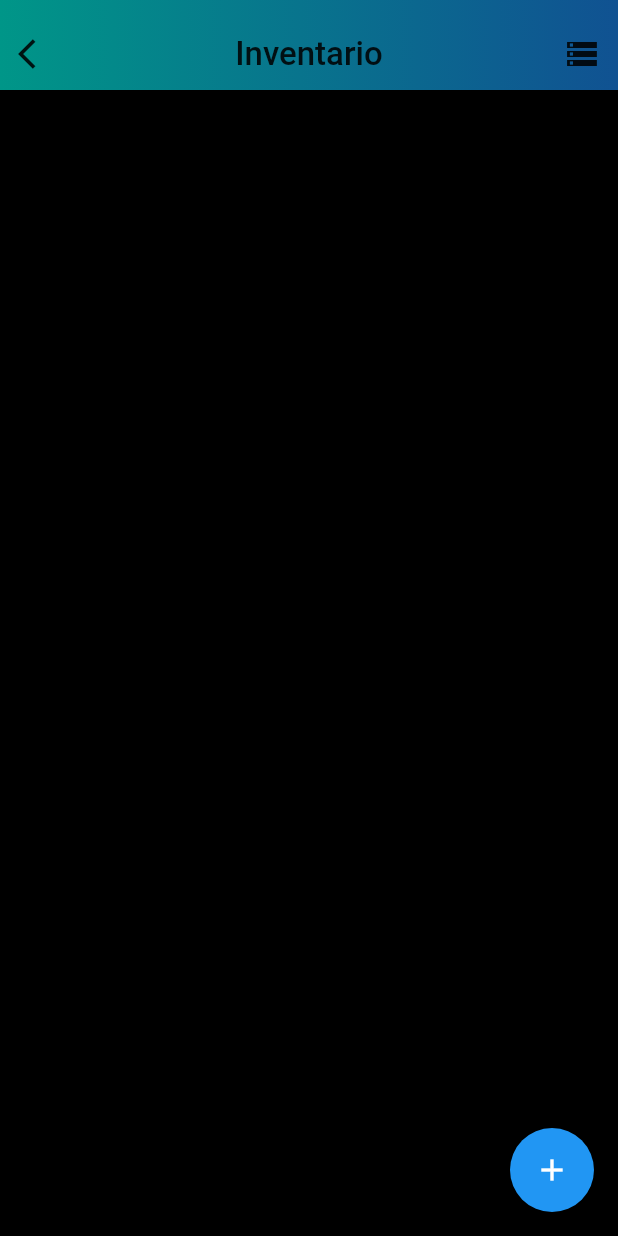
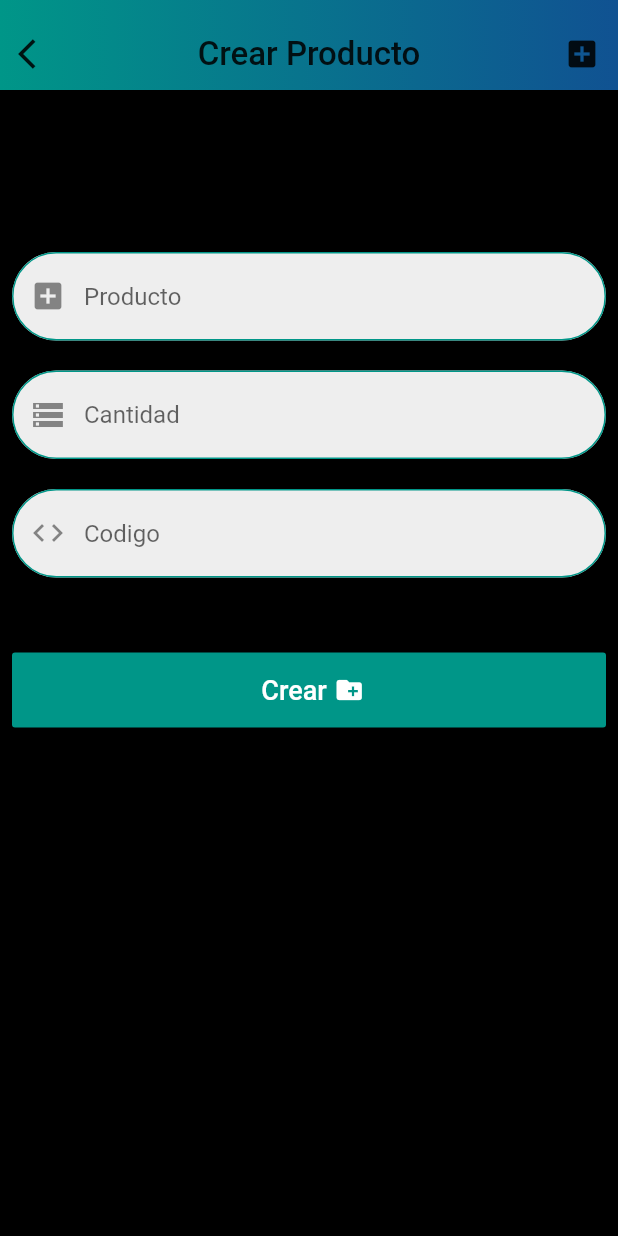
Before and after one commit to joosue72/opticassl-, a Flutter app: the Inventario screen opened directly, after a tap on the "add" icon, on a phone screen of 412 x 824 dp. Run offline on Flutter 3.47's test engine with Material 2 defaults, Android fonts, the phone set to English and light mode, and no system bars; our stand-ins replace cloud_firestore, font_awesome_flutter, lite_rolling_switch, simple_animations; accounts and stored records are empty.

Commit message:
Version 1.0.2

```diff
--- /dev/null
+++ b/opticassl/lib/NuevoProducto.dart
@@ -0,0 +1,200 @@
+import 'package:flutter/material.dart';
+import 'package:cloud_firestore/cloud_firestore.dart';
+import 'package:opticassl/Inventario.dart';
+
+
+ class NuevoProducto extends StatefulWidget {
+  NuevoProducto({Key key}) : super(key: key);
+
+  @override
+  _NuevoProductoState createState() => _NuevoProductoState();
+}
+
+final db = Firestore.instance;
+  String id;
+  String producto;
+  dynamic  cantidad;
+  String codigo;
+  TextEditingController _textFieldController = TextEditingController();
+  TextEditingController _textCodigo = TextEditingController();
+  TextEditingController _textCantidad = TextEditingController();
+
+class _NuevoProductoState extends State<NuevoProducto> {
+
+  TextFormField buildTextFormFieldNombre() {
+
+    return TextFormField(
+                keyboardType: TextInputType.text,
+                controller: _textFieldController,
+            decoration: InputDecoration(
+              enabledBorder: OutlineInputBorder(
+                 borderSide: BorderSide(color: Color(0xFF009688)),
+                 borderRadius: BorderRadius.all(Radius.circular(30))
+              ),
+              focusedBorder: OutlineInputBorder(
+                 borderSide: BorderSide(color: Colors.transparent),
+                 borderRadius: BorderRadius.all(Radius.circular(30))
+                 ),
+                 prefixIcon: Icon(Icons.add_box),
+                 hintText: "Producto",
+                 filled: true,
+                 fillColor: Colors.grey[200]
+            ),
+
+            );
+  }
+
+  TextFormField buildTextFormFieldCantidad() {
+
+    return TextFormField(
+                keyboardType: TextInputType.text,
+                controller: _textCantidad,
+            decoration: InputDecoration(
+              enabledBorder: OutlineInputBorder(
+                 borderSide: BorderSide(color: Color(0xFF009688)),
+                 borderRadius: BorderRadius.all(Radius.circular(30))
+              ),
+              focusedBorder: OutlineInputBorder(
+                 borderSide: BorderSide(color: Colors.transparent),
+                 borderRadius: BorderRadius.all(Radius.circular(30))
+                 ),
+                 prefixIcon: Icon(Icons.storage),
+                 hintText: "Cantidad",
+                 filled: true,
+                 fillColor: Colors.grey[200]
+            ),
+
+            );
+  }
+
+  TextFormField buildTextFormFieldCodigo() {
+
+    return TextFormField(
+                keyboardType: TextInputType.text,
+                controller: _textCodigo,
+            decoration: InputDecoration(
+              enabledBorder: OutlineInputBorder(
+                 borderSide: BorderSide(color: Color(0xFF009688)),
+                 borderRadius: BorderRadius.all(Radius.circular(30))
+              ),
+              focusedBorder: OutlineInputBorder(
+                 borderSide: BorderSide(color: Colors.transparent),
+                 borderRadius: BorderRadius.all(Radius.circular(30))
+                 ),
+                 prefixIcon: Icon(Icons.code),
+                 hintText: "Codigo",
+                 filled: true,
+                 fillColor: Colors.grey[200]
+            ),
+
+            );
+  }
+
+
+  @override
+  Widget build(BuildContext context) {
+    return Scaffold(
+
+      backgroundColor: Colors.black,
+      appBar: _getCustomAppBar(),
+      body: ListView(
+
+        padding: EdgeInsets.all(8),
+        children: <Widget>[
+
+          SizedBox(height: 100.0),
+          Form(
+
+            //key: _riKey1,
+            child: buildTextFormFieldNombre(),
+          ),
+          SizedBox(height: 20.0,),
+          Form(
+            child: buildTextFormFieldCantidad(),
+          ),
+          SizedBox(height: 20.0,),
+          Form(
+            child: buildTextFormFieldCodigo(),
+          ),
+          SizedBox(height: 50.0),
+          ButtonTheme(
+
+                minWidth: 250.0,
+                height: 50.0,
+                child: RaisedButton(
+    color: Color(0xFF009688),
+    child: Row(
+    mainAxisAlignment: MainAxisAlignment.center,
+    mainAxisSize: MainAxisSize.max,
+    children: <Widget>[
+        Padding(
+          padding: EdgeInsets.all(5.0),
+          child: Text(
+              "Crear",
+              style: TextStyle(
+                fontSize: 18,
+                color: Colors.white,
+              ),
+          ),
+        ),
+        Icon(
+          Icons.create_new_folder,
+          color: Colors.white,
+          size: 20,
+        ),
+    ],
+    ),
+            onPressed: () {
+                 Route route = MaterialPageRoute(builder: (bc) => Inventario());
+                               Navigator.of(context).push(route);
+                               producto = _textFieldController.text.toString();
+                               cantidad = double.parse(_textCantidad.text);
+                               codigo = _textCodigo.text.toString();
+                               Firestore.instance.collection('Inventario').document("$producto").setData({'Nombre': '$producto', 'Cantidad': cantidad, 'Codigo': '$codigo'});
+                               _textCantidad.text ="";
+                               _textCodigo.text="";
+                               _textFieldController.text="";
+            },
+),
+              ),
+
+        ],
+
+      ),
+
+    );
+  }
+
+   _getCustomAppBar(){
+  return PreferredSize(
+    preferredSize: Size.fromHeight(60),
+    child: Container(
+      alignment: Alignment.bottomCenter,
+      decoration: BoxDecoration(
+        gradient: LinearGradient(
+          begin: Alignment.centerLeft,
+          end: Alignment.centerRight,
+          colors: [
+            Color(0xFF009688),
+            Color(0xFF011579B),
+          ],
+        ),
+      ),
+      child: Row(
+        mainAxisAlignment: MainAxisAlignment.spaceBetween,
+        children: <Widget>[
+        IconButton(icon: Icon(Icons.arrow_back_ios), onPressed: (){
+          Navigator.push(
+    context,
+    MaterialPageRoute(builder: (context) => Inventario()),
+
+  );
+
+        }),
+        Text('Crear Producto', style: TextStyle(fontSize: 22, fontWeight: FontWeight.w500),),
+        IconButton(icon: Icon(Icons.add_box), onPressed: (){}),
+      ],),
+    ),
+  );
+}
+}
```
Also changed, not shown: opticassl/lib/EditarInventario.dart (added, +291 -0 lines), opticassl/lib/Inventario.dart (+28 -2 lines), opticassl/lib/Ventas.dart (+69 -5 lines), opticassl/Images/done.gif (added).
